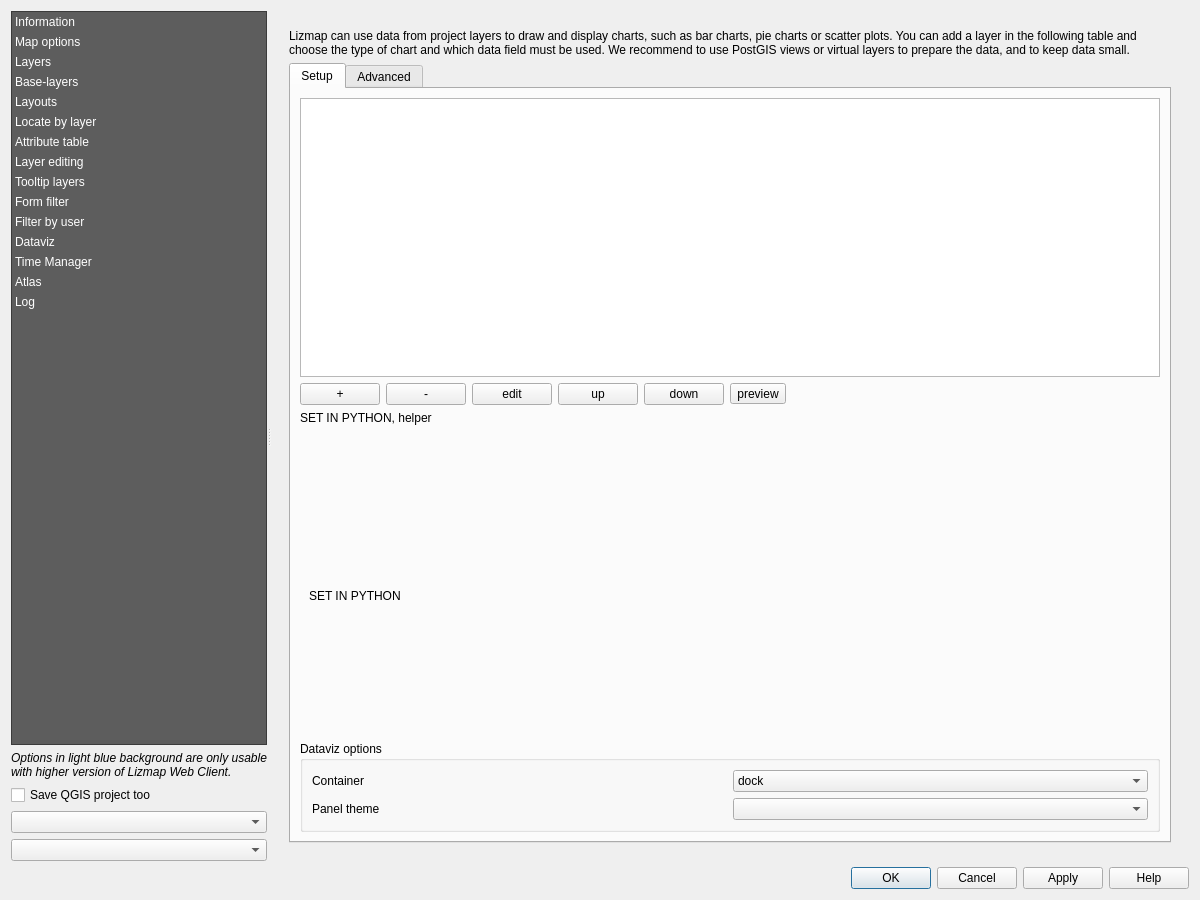
The window that lizmap/resources/ui/ui_lizmap.ui (3liz/lizmap-plugin) describes before a commit, drawn with Qt 5.
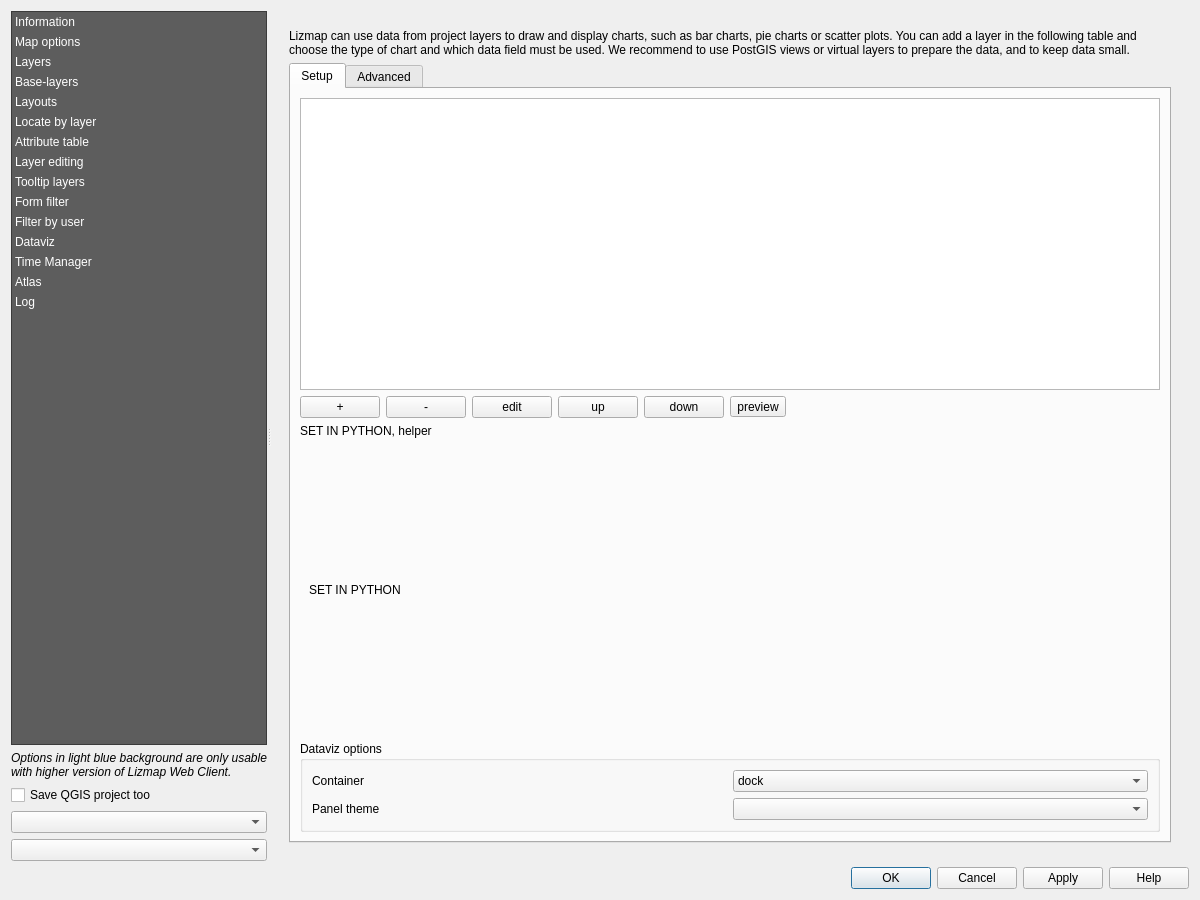
The same window after the commit. The open tabs and pages were chosen to show the change. Custom widgets are drawn as their Qt base class.

Patch:
```diff
--- a/lizmap/resources/ui/ui_lizmap.ui
+++ b/lizmap/resources/ui/ui_lizmap.ui
@@ -3805,27 +3805,7 @@
                     </widget>
                    </item>
                    <item>
-                    <layout class="QHBoxLayout" name="horizontalLayout_46">
-                     <item>
-                      <widget class="QgsFeaturePickerWidget" name="dataviz_feature_picker"/>
-                     </item>
-                     <item>
-                      <spacer name="horizontalSpacer_11">
-                       <property name="orientation">
-                        <enum>Qt::Horizontal</enum>
-                       </property>
-                       <property name="sizeType">
-                        <enum>QSizePolicy::Maximum</enum>
-                       </property>
-                       <property name="sizeHint" stdset="0">
-                        <size>
-                         <width>40</width>
-                         <height>20</height>
-                        </size>
-                       </property>
-                      </spacer>
-                     </item>
-                    </layout>
+                    <layout class="QHBoxLayout" name="feature_picker_layout"/>
                    </item>
                    <item>
                     <widget class="QStackedWidget" name="stacked_dataviz_preview">
@@ -4339,11 +4319,6 @@
    <header>qgis.gui</header>
    <container>1</container>
   </customwidget>
-  <customwidget>
-   <class>QgsFeaturePickerWidget</class>
-   <extends>QWidget</extends>
-   <header>qgis.gui</header>
-  </customwidget>
   <customwidget>
    <class>QgsFieldComboBox</class>
    <extends>QComboBox</extends>
```
